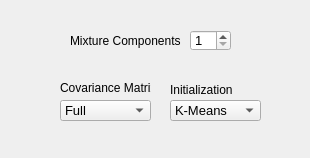
Before: the Qt Designer form _AlgorithmsPlugins/GMM/paramsGMMregr.ui in b4silio/MLDemos, drawn with Qt 5.
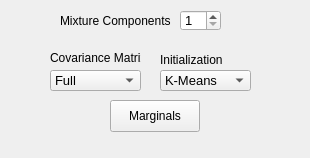
After: the same form once the commit is applied.

Commit message: ADDED: GMM Marginal display window CHANGED: zoom limits in the display options

Diff of the .ui file:
```diff
--- a/_AlgorithmsPlugins/GMM/paramsGMMregr.ui
+++ b/_AlgorithmsPlugins/GMM/paramsGMMregr.ui
@@ -16,8 +16,8 @@
   <widget class="QLabel" name="label_7">
    <property name="geometry">
     <rect>
-     <x>170</x>
-     <y>80</y>
+     <x>160</x>
+     <y>50</y>
      <width>71</width>
      <height>20</height>
     </rect>
@@ -34,8 +34,8 @@
   <widget class="QSpinBox" name="gmmCount">
    <property name="geometry">
     <rect>
-     <x>190</x>
-     <y>30</y>
+     <x>180</x>
+     <y>10</y>
      <width>41</width>
      <height>21</height>
     </rect>
@@ -61,8 +61,8 @@
   <widget class="QComboBox" name="gmmInitCombo">
    <property name="geometry">
     <rect>
-     <x>170</x>
-     <y>100</y>
+     <x>160</x>
+     <y>70</y>
      <width>91</width>
      <height>21</height>
     </rect>
@@ -100,8 +100,8 @@
   <widget class="QLabel" name="label_6">
    <property name="geometry">
     <rect>
-     <x>60</x>
-     <y>78</y>
+     <x>50</x>
+     <y>48</y>
      <width>91</width>
      <height>20</height>
     </rect>
@@ -118,8 +118,8 @@
   <widget class="QLabel" name="label_8">
    <property name="geometry">
     <rect>
-     <x>70</x>
-     <y>30</y>
+     <x>60</x>
+     <y>10</y>
      <width>111</width>
      <height>21</height>
     </rect>
@@ -136,8 +136,8 @@
   <widget class="QComboBox" name="gmmCovarianceCombo">
    <property name="geometry">
     <rect>
-     <x>60</x>
-     <y>100</y>
+     <x>50</x>
+     <y>70</y>
      <width>91</width>
      <height>21</height>
     </rect>
@@ -169,6 +169,24 @@
     </property>
    </item>
   </widget>
+  <widget class="QPushButton" name="marginalsButton">
+   <property name="geometry">
+    <rect>
+     <x>110</x>
+     <y>100</y>
+     <width>90</width>
+     <height>32</height>
+    </rect>
+   </property>
+   <property name="font">
+    <font>
+     <pointsize>9</pointsize>
+    </font>
+   </property>
+   <property name="text">
+    <string>Marginals</string>
+   </property>
+  </widget>
  </widget>
  <resources/>
  <connections/>
```
The commit also changes 15 other files.
